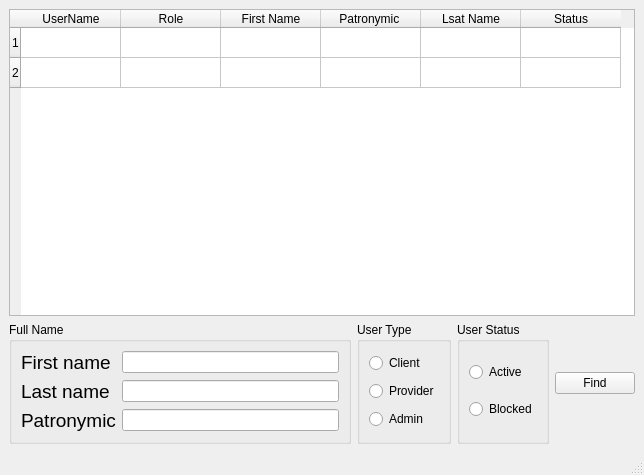
Before: the Qt Designer form QtDesign/ui/Administration.ui in DeneKyn/PyQt5_DB_Client, drawn with Qt 5.
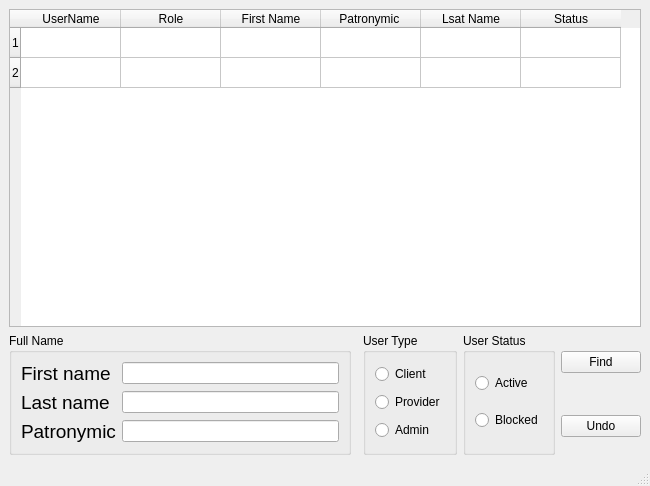
After: the same form once the commit is applied.

Diff of the .ui file:
```diff
--- a/QtDesign/ui/Administration.ui
+++ b/QtDesign/ui/Administration.ui
@@ -9,8 +9,8 @@
    <rect>
     <x>0</x>
     <y>0</y>
-    <width>644</width>
-    <height>475</height>
+    <width>650</width>
+    <height>486</height>
    </rect>
   </property>
   <property name="windowTitle">
@@ -20,8 +20,8 @@
    <enum>QTabWidget::Rounded</enum>
   </property>
   <widget class="QWidget" name="centralwidget">
-   <layout class="QVBoxLayout" name="verticalLayout_2">
-    <item>
+   <layout class="QGridLayout" name="gridLayout_2">
+    <item row="0" column="0" colspan="5">
      <widget class="QTableWidget" name="tableWidget">
       <property name="enabled">
        <bool>true</bool>
@@ -76,63 +76,7 @@
       </item>
      </widget>
     </item>
-    <item>
-     <layout class="QHBoxLayout" name="horizontalLayout">
-      <item>
-       <widget class="QGroupBox" name="BoxFullName">
-        <property name="title">
-         <string>Full Name</string>
-        </property>
-        <layout class="QGridLayout" name="gridLayout">
-         <item row="0" column="0">
-          <widget class="QLabel" name="lbl_name2">
-           <property name="font">
-            <font>
-             <pointsize>14</pointsize>
-            </font>
-           </property>
-           <property name="text">
-            <string>First name</string>
-           </property>
-          </widget>
-         </item>
-         <item row="0" column="1">
-          <widget class="QLineEdit" name="edit_name2"/>
-         </item>
-         <item row="1" column="0">
-          <widget class="QLabel" name="lbl_name1">
-           <property name="font">
-            <font>
-             <pointsize>14</pointsize>
-            </font>
-           </property>
-           <property name="text">
-            <string>Last name</string>
-           </property>
-          </widget>
-         </item>
-         <item row="1" column="1">
-          <widget class="QLineEdit" name="edit_name1"/>
-         </item>
-         <item row="2" column="0">
-          <widget class="QLabel" name="lbl_name3">
-           <property name="font">
-            <font>
-             <pointsize>14</pointsize>
-            </font>
-           </property>
-           <property name="text">
-            <string>Patronymic</string>
-           </property>
-          </widget>
-         </item>
-         <item row="2" column="1">
-          <widget class="QLineEdit" name="edit_name3"/>
-         </item>
-        </layout>
-       </widget>
-      </item>
-      <item>
+    <item row="1" column="2" rowspan="4">
        <widget class="QGroupBox" name="BoxUserType">
         <property name="title">
          <string>User Type</string>
@@ -162,7 +106,7 @@
         </layout>
        </widget>
       </item>
-      <item>
+    <item row="1" column="3" rowspan="4">
        <widget class="QGroupBox" name="groupBox">
         <property name="title">
          <string>User Status</string>
@@ -185,14 +129,73 @@
         </layout>
        </widget>
       </item>
-      <item>
+    <item row="1" column="0" rowspan="4">
+     <widget class="QGroupBox" name="BoxFullName">
+      <property name="title">
+       <string>Full Name</string>
+      </property>
+      <layout class="QGridLayout" name="gridLayout">
+       <item row="0" column="0">
+        <widget class="QLabel" name="lbl_name2">
+         <property name="font">
+          <font>
+           <pointsize>14</pointsize>
+          </font>
+         </property>
+         <property name="text">
+          <string>First name</string>
+         </property>
+        </widget>
+       </item>
+       <item row="0" column="1">
+        <widget class="QLineEdit" name="edit_name2"/>
+       </item>
+       <item row="1" column="0">
+        <widget class="QLabel" name="lbl_name1">
+         <property name="font">
+          <font>
+           <pointsize>14</pointsize>
+          </font>
+         </property>
+         <property name="text">
+          <string>Last name</string>
+         </property>
+        </widget>
+       </item>
+       <item row="1" column="1">
+        <widget class="QLineEdit" name="edit_name1"/>
+       </item>
+       <item row="2" column="0">
+        <widget class="QLabel" name="lbl_name3">
+         <property name="font">
+          <font>
+           <pointsize>14</pointsize>
+          </font>
+         </property>
+         <property name="text">
+          <string>Patronymic</string>
+         </property>
+        </widget>
+       </item>
+       <item row="2" column="1">
+        <widget class="QLineEdit" name="edit_name3"/>
+       </item>
+      </layout>
+     </widget>
+    </item>
+    <item row="1" column="4" rowspan="2" alignment="Qt::AlignHCenter|Qt::AlignVCenter">
        <widget class="QPushButton" name="btn_find">
         <property name="text">
          <string>Find</string>
         </property>
        </widget>
       </item>
-     </layout>
+    <item row="3" column="4" rowspan="2">
+     <widget class="QPushButton" name="btn_undo">
+      <property name="text">
+       <string>Undo</string>
+      </property>
+     </widget>
     </item>
    </layout>
   </widget>
```
Lines whose indentation alone changed are shown as unchanged.
